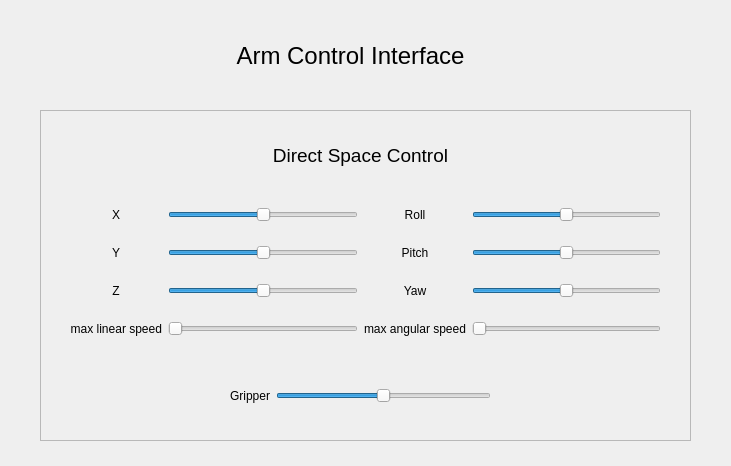
First picture: the form in libs/rqt_armcontrol/resource/rqt_armcontrol.ui, repository ORTHOPUS-EXPLORER/explorer_stack, before the edit.
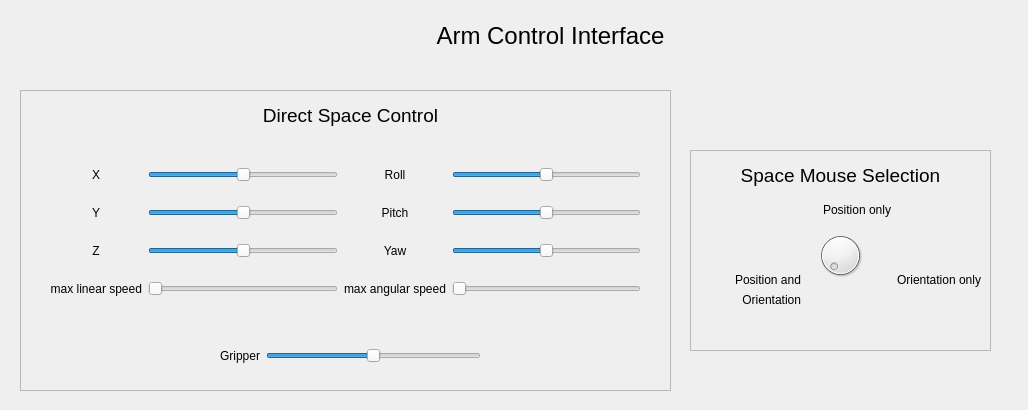
Second picture: the form after the edit.

Commit message: (feat) : select control spacenav

```diff
--- a/libs/rqt_armcontrol/resource/rqt_armcontrol.ui
+++ b/libs/rqt_armcontrol/resource/rqt_armcontrol.ui
@@ -6,8 +6,8 @@
    <rect>
     <x>0</x>
     <y>0</y>
-    <width>731</width>
-    <height>466</height>
+    <width>1028</width>
+    <height>410</height>
    </rect>
   </property>
   <property name="windowTitle">
@@ -16,8 +16,8 @@
   <widget class="QLabel" name="label_12">
    <property name="geometry">
     <rect>
-     <x>220</x>
-     <y>40</y>
+     <x>420</x>
+     <y>20</y>
      <width>261</width>
      <height>31</height>
     </rect>
@@ -39,10 +39,10 @@
   <widget class="QFrame" name="frame">
    <property name="geometry">
     <rect>
-     <x>40</x>
-     <y>110</y>
+     <x>20</x>
+     <y>90</y>
      <width>651</width>
-     <height>331</height>
+     <height>301</height>
     </rect>
    </property>
    <property name="autoFillBackground">
@@ -58,7 +58,7 @@
     <property name="geometry">
      <rect>
       <x>30</x>
-      <y>80</y>
+      <y>60</y>
       <width>591</width>
       <height>167</height>
      </rect>
@@ -277,8 +277,8 @@
    <widget class="QLabel" name="label_14">
     <property name="geometry">
      <rect>
-      <x>190</x>
-      <y>30</y>
+      <x>200</x>
+      <y>10</y>
       <width>261</width>
       <height>31</height>
      </rect>
@@ -300,8 +300,8 @@
    <widget class="QWidget" name="horizontalLayoutWidget">
     <property name="geometry">
      <rect>
-      <x>190</x>
-      <y>270</y>
+      <x>200</x>
+      <y>250</y>
       <width>261</width>
       <height>31</height>
      </rect>
@@ -336,6 +336,131 @@
     </layout>
    </widget>
   </widget>
+  <widget class="QFrame" name="frame_2">
+   <property name="geometry">
+    <rect>
+     <x>690</x>
+     <y>150</y>
+     <width>301</width>
+     <height>201</height>
+    </rect>
+   </property>
+   <property name="autoFillBackground">
+    <bool>false</bool>
+   </property>
+   <property name="frameShape">
+    <enum>QFrame::StyledPanel</enum>
+   </property>
+   <property name="frameShadow">
+    <enum>QFrame::Raised</enum>
+   </property>
+   <widget class="QDial" name="spacemouse_select">
+    <property name="geometry">
+     <rect>
+      <x>120</x>
+      <y>80</y>
+      <width>61</width>
+      <height>51</height>
+     </rect>
+    </property>
+    <property name="focusPolicy">
+     <enum>Qt::NoFocus</enum>
+    </property>
+    <property name="layoutDirection">
+     <enum>Qt::LeftToRight</enum>
+    </property>
+    <property name="maximum">
+     <number>2</number>
+    </property>
+   </widget>
+   <widget class="QLabel" name="label_15">
+    <property name="geometry">
+     <rect>
+      <x>110</x>
+      <y>50</y>
+      <width>91</width>
+      <height>20</height>
+     </rect>
+    </property>
+    <property name="text">
+     <string>Position only</string>
+    </property>
+    <property name="alignment">
+     <set>Qt::AlignRight|Qt::AlignTrailing|Qt::AlignVCenter</set>
+    </property>
+   </widget>
+   <widget class="QLabel" name="label_16">
+    <property name="geometry">
+     <rect>
+      <x>170</x>
+      <y>120</y>
+      <width>121</width>
+      <height>20</height>
+     </rect>
+    </property>
+    <property name="text">
+     <string>Orientation only</string>
+    </property>
+    <property name="alignment">
+     <set>Qt::AlignRight|Qt::AlignTrailing|Qt::AlignVCenter</set>
+    </property>
+   </widget>
+   <widget class="QLabel" name="label_13">
+    <property name="geometry">
+     <rect>
+      <x>20</x>
+      <y>120</y>
+      <width>91</width>
+      <height>20</height>
+     </rect>
+    </property>
+    <property name="text">
+     <string>Position and</string>
+    </property>
+    <property name="alignment">
+     <set>Qt::AlignRight|Qt::AlignTrailing|Qt::AlignVCenter</set>
+    </property>
+   </widget>
+   <widget class="QLabel" name="label_17">
+    <property name="geometry">
+     <rect>
+      <x>30</x>
+      <y>140</y>
+      <width>81</width>
+      <height>20</height>
+     </rect>
+    </property>
+    <property name="text">
+     <string>Orientation</string>
+    </property>
+    <property name="alignment">
+     <set>Qt::AlignRight|Qt::AlignTrailing|Qt::AlignVCenter</set>
+    </property>
+   </widget>
+   <widget class="QLabel" name="label_26">
+    <property name="geometry">
+     <rect>
+      <x>20</x>
+      <y>10</y>
+      <width>261</width>
+      <height>31</height>
+     </rect>
+    </property>
+    <property name="font">
+     <font>
+      <pointsize>18</pointsize>
+      <weight>50</weight>
+      <bold>false</bold>
+     </font>
+    </property>
+    <property name="text">
+     <string>&lt;html&gt;&lt;head/&gt;&lt;body&gt;&lt;p&gt;&lt;span style=&quot; font-size:14pt;&quot;&gt;Space Mouse Selection&lt;/span&gt;&lt;/p&gt;&lt;/body&gt;&lt;/html&gt;</string>
+    </property>
+    <property name="alignment">
+     <set>Qt::AlignCenter</set>
+    </property>
+   </widget>
+  </widget>
   <zorder>frame</zorder>
   <zorder>label_12</zorder>
  </widget>
```
Left out of the diff: 1 changed line with no effect on the pictures. The commit also changes 4 other files.
